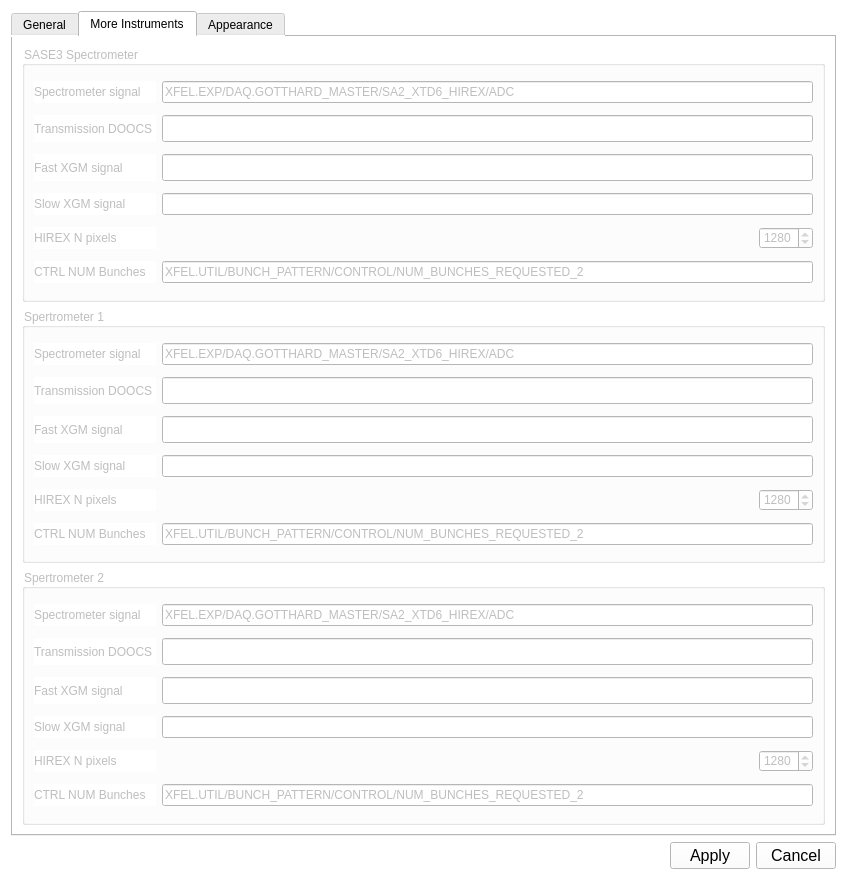
sergey-tomin/pyhirex, file gui/UISettings.ui: the form before one commit.
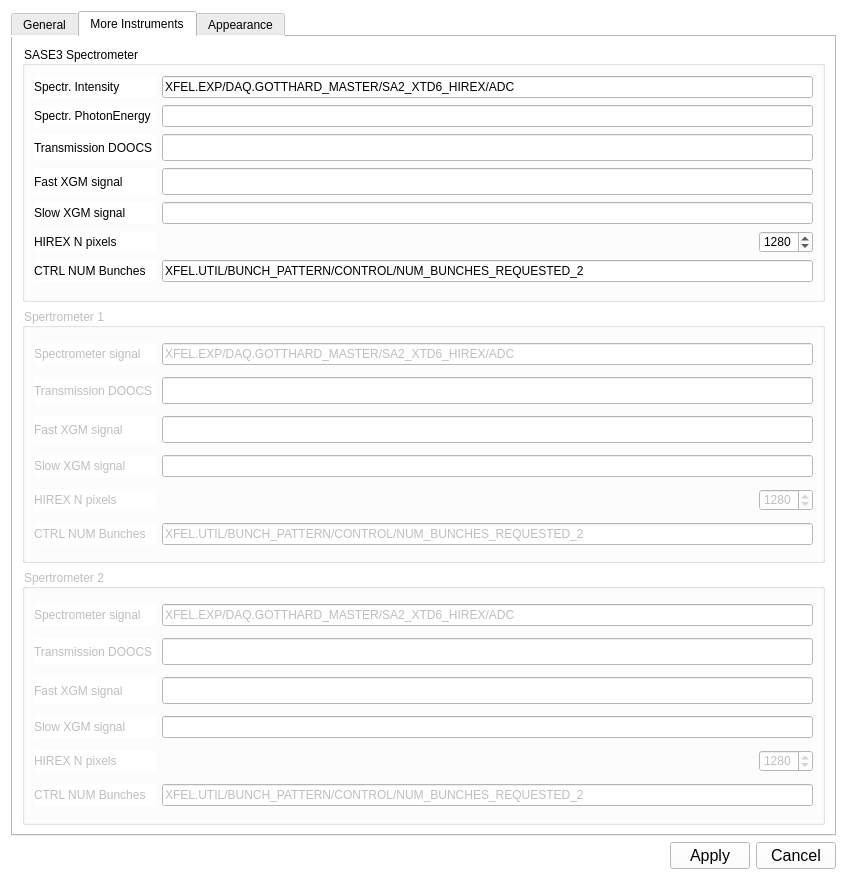
The form after the commit. The open tabs and pages were chosen to show the change.

Commit message: added SASE3 spectrometer. But extensive testing is needed

Patch:
```diff
--- a/gui/UISettings.ui
+++ b/gui/UISettings.ui
@@ -489,7 +489,7 @@
        <item row="0" column="0">
         <widget class="QGroupBox" name="groupBox_5">
          <property name="enabled">
-          <bool>false</bool>
+          <bool>true</bool>
          </property>
          <property name="sizePolicy">
           <sizepolicy hsizetype="Minimum" vsizetype="Minimum">
@@ -583,7 +583,7 @@
           <item row="2" column="0">
            <widget class="QLabel" name="label_21">
             <property name="text">
-             <string>Spectrometer signal</string>
+             <string>Spectr. Intensity</string>
             </property>
            </widget>
           </item>
@@ -625,6 +625,16 @@
           <item row="6" column="1" colspan="2">
            <widget class="QLineEdit" name="le_slow_xgm_sa3"/>
           </item>
+          <item row="3" column="0">
+           <widget class="QLabel" name="label_38">
+            <property name="text">
+             <string>Spectr. PhotonEnergy</string>
+            </property>
+           </widget>
+          </item>
+          <item row="3" column="1" colspan="2">
+           <widget class="QLineEdit" name="le_ph_energy_sa3"/>
+          </item>
          </layout>
         </widget>
        </item>
```
The commit also changes 6 other files.
